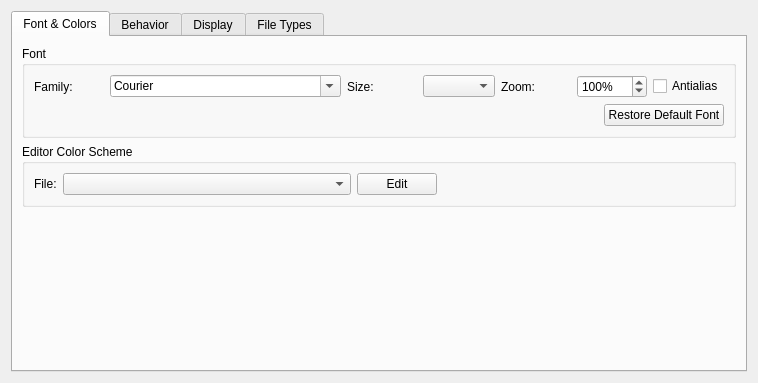
Qt form liteidex/src/plugins/liteeditor/liteeditoroption.ui (visualfc/liteide) before a commit.
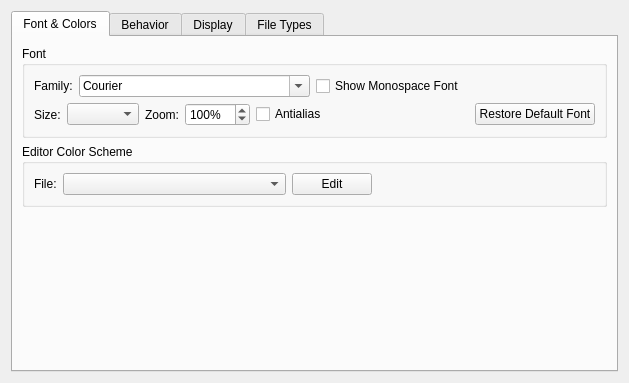
The same form after that commit.

Commit message: liteeditor: option show monospace font check

Patch:
```diff
--- a/liteidex/src/plugins/liteeditor/liteeditoroption.ui
+++ b/liteidex/src/plugins/liteeditor/liteeditoroption.ui
@@ -6,7 +6,7 @@
    <rect>
     <x>0</x>
     <y>0</y>
-    <width>758</width>
+    <width>629</width>
     <height>377</height>
    </rect>
   </property>
@@ -50,6 +50,30 @@
              </widget>
             </item>
             <item>
+             <widget class="QCheckBox" name="monospaceFontCheckBox">
+              <property name="text">
+               <string>Show Monospace Font</string>
+              </property>
+             </widget>
+            </item>
+            <item>
+             <spacer name="horizontalSpacer_7">
+              <property name="orientation">
+               <enum>Qt::Horizontal</enum>
+              </property>
+              <property name="sizeHint" stdset="0">
+               <size>
+                <width>40</width>
+                <height>20</height>
+               </size>
+              </property>
+             </spacer>
+            </item>
+           </layout>
+          </item>
+          <item>
+           <layout class="QHBoxLayout" name="horizontalLayout_7">
+            <item>
              <widget class="QLabel" name="label">
               <property name="text">
                <string>Size:</string>
@@ -102,12 +126,8 @@
               </property>
              </widget>
             </item>
-           </layout>
-          </item>
-          <item>
-           <layout class="QHBoxLayout" name="horizontalLayout_6">
             <item>
-             <spacer name="horizontalSpacer_5">
+             <spacer name="horizontalSpacer_6">
               <property name="orientation">
                <enum>Qt::Horizontal</enum>
               </property>
```
The commit also changes 2 other files.
